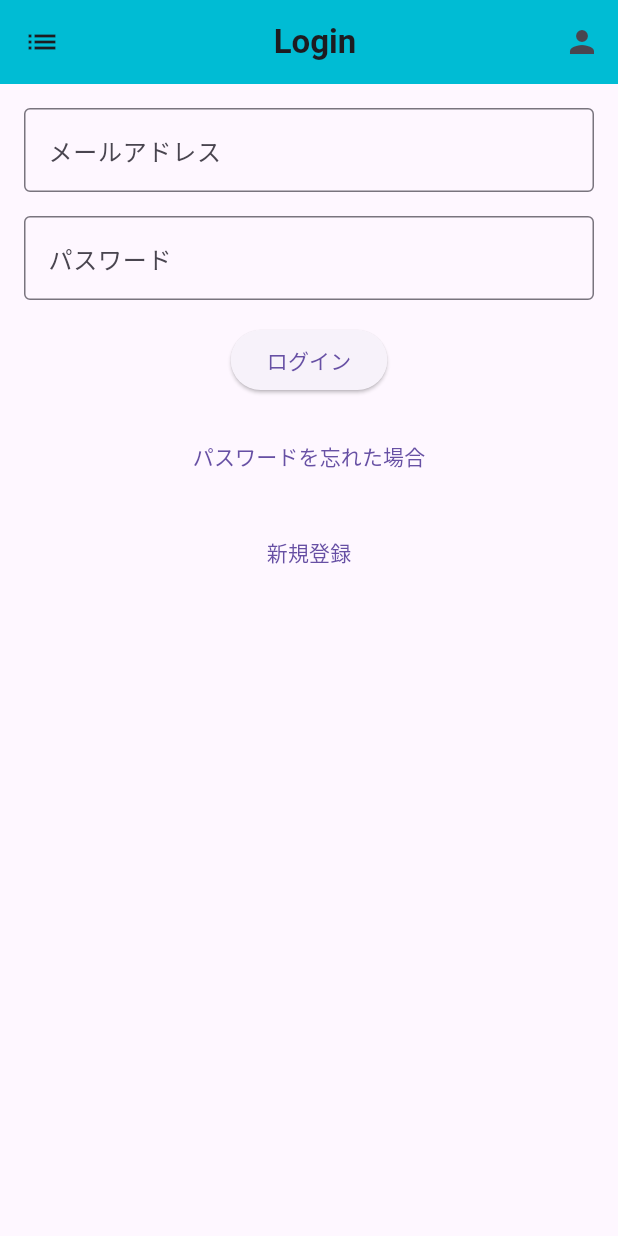
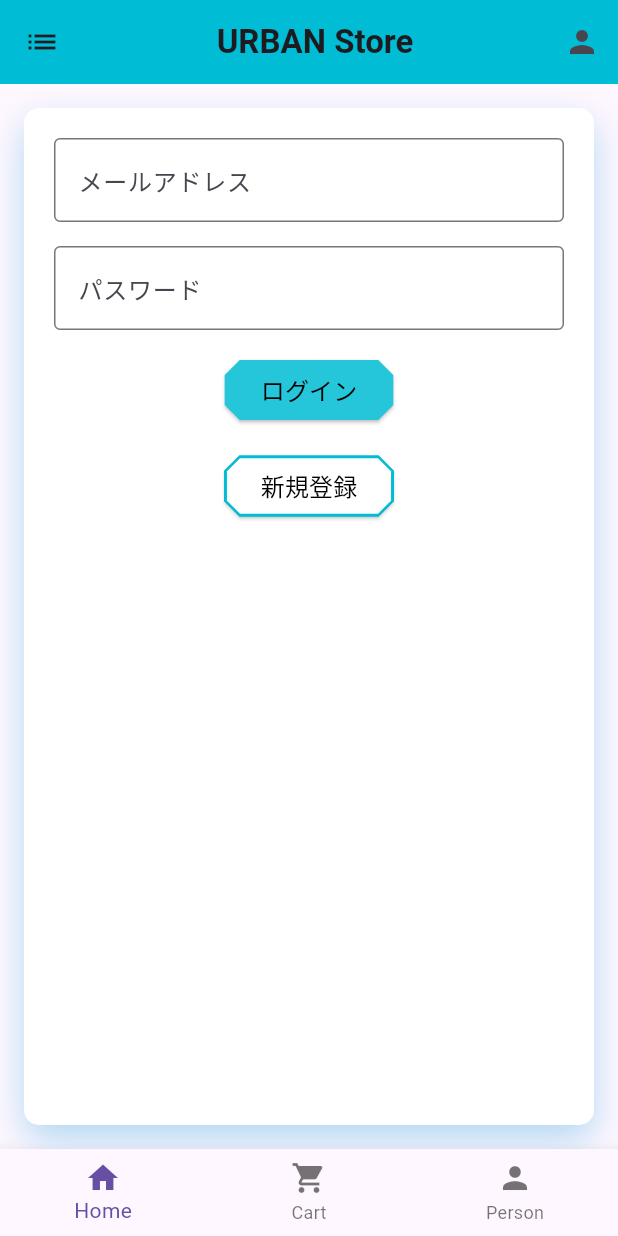
Before and after one commit to Shochan0713/UrbanStore, a Flutter app: the screen it shows after launch, on a phone screen of 412 x 824 dp. Run offline on Flutter 3.47's test engine with Material 3 defaults, Android fonts, the light colour scheme and no system bars; our stand-ins replace cloud_firestore, firebase_auth, firebase_core; accounts and stored records are empty.

Commit message:
デザインの修正

```diff
--- a/urbanstore/lib/view/cart_purchase_related/CartManagementScreen.dart
+++ b/urbanstore/lib/view/cart_purchase_related/CartManagementScreen.dart
@@ -14,7 +14,6 @@ class Cartmanagementscreen extends StatelessWidget {
   Widget build(BuildContext context) {
     return Scaffold(
       appBar: CustomAppBar(
-        title: 'UserRegistration',
         actions: [
           IconButton(
             onPressed: () {},
@@ -60,10 +59,6 @@ class Cartmanagementscreen extends StatelessWidget {
             ElevatedButton(
               child: const Text('購入する'),
               onPressed: () {
-                // 購入手続きの処理
-                ScaffoldMessenger.of(context).showSnackBar(const SnackBar(
-                  content: Text('購入が完了しました！'),
-                ));
                 Future.delayed(const Duration(seconds: 2), () {
                   Navigator.push(
                       context,
--- a/urbanstore/lib/view/product_related/ProductSearchFunctionScreen.dart
+++ b/urbanstore/lib/view/product_related/ProductSearchFunctionScreen.dart
@@ -6,6 +6,7 @@ import 'package:urbanstore/model/product.dart';
 import 'package:urbanstore/model/product_list.dart';
 import 'package:urbanstore/view/product_related/ItemDetailScreen.dart';
 import 'package:urbanstore/viewmodel/common/app_bar.dart';
+import 'package:urbanstore/viewmodel/common/bottom_navigation_bar.dart';
 import 'package:urbanstore/viewmodel/common/drawer.dart';
 
 class Productsearchfunctionscreen extends StatefulWidget {
@@ -42,7 +43,6 @@ class _ProductsearchfunctionscreenState
   Widget build(BuildContext context) {
     return Scaffold(
       appBar: CustomAppBar(
-        title: 'Home',
         actions: [
           IconButton(
             onPressed: () {},
@@ -51,6 +51,7 @@ class _ProductsearchfunctionscreenState
         ],
       ),
       drawer: const CustomDrawer(),
+      bottomNavigationBar: CustomBottomNavBar(currentIndex: null),
       body: Padding(
         padding: const EdgeInsets.all(16.0),
         child: Column(
--- a/urbanstore/lib/view/user_management/LoginScreen.dart
+++ b/urbanstore/lib/view/user_management/LoginScreen.dart
@@ -5,7 +5,9 @@ import 'package:flutter/material.dart';
 import 'package:urbanstore/view/product_related/HomeScreen.dart';
 import 'package:urbanstore/view/user_management/UserRegistrationScreen.dart';
 import 'package:urbanstore/viewmodel/common/app_bar.dart';
+import 'package:urbanstore/viewmodel/common/bottom_navigation_bar.dart';
 import 'package:urbanstore/viewmodel/common/drawer.dart';
+import 'package:urbanstore/viewmodel/common/textbutton.dart';
 
 class LoginScreen extends StatelessWidget {
   final TextEditingController _emailController = TextEditingController();
@@ -17,7 +19,6 @@ class LoginScreen extends StatelessWidget {
   Widget build(BuildContext context) {
     return Scaffold(
       appBar: CustomAppBar(
-        title: 'Login',
         actions: [
           IconButton(
             onPressed: () {},
@@ -26,8 +27,21 @@ class LoginScreen extends StatelessWidget {
         ],
       ),
       drawer: const CustomDrawer(),
+      bottomNavigationBar: CustomBottomNavBar(currentIndex: null),
       body: Padding(
         padding: const EdgeInsets.all(16.0),
+        child: Container(
+          padding: EdgeInsets.all(20),
+          decoration: BoxDecoration(
+            color: Colors.white,
+            borderRadius: BorderRadius.circular(10),
+            boxShadow: [
+              BoxShadow(
+                  color: Color.fromRGBO(0, 145, 212, 0.298),
+                  blurRadius: 20,
+                  offset: Offset(0, 10))
+            ],
+          ),
           child: Column(
             children: <Widget>[
               TextFormField(
@@ -48,7 +62,9 @@ class LoginScreen extends StatelessWidget {
                 obscureText: true,
               ),
               const SizedBox(height: 16.0),
-            ElevatedButton(
+              CustomButton(
+                index: 0,
+                label: 'ログイン',
                 onPressed: () async {
                   try {
                     final User? user = (await FirebaseAuth.instance
@@ -71,17 +87,11 @@ class LoginScreen extends StatelessWidget {
                     print(e);
                   }
                 },
-              child: const Text('ログイン'),
               ),
               const SizedBox(height: 16.0),
-            TextButton(
-              onPressed: () {
-                // パスワードリセット画面へ遷移
-              },
-              child: const Text('パスワードを忘れた場合'),
-            ),
-            const SizedBox(height: 16.0),
-            TextButton(
+              CustomButton(
+                index: 1,
+                label: '新規登録',
                 onPressed: () {
                   Navigator.push(
                     context,
@@ -90,9 +100,9 @@ class LoginScreen extends StatelessWidget {
                     ),
                   );
                 },
-              child: const Text('新規登録'),
               ),
             ],
+          ),
         ),
       ),
     );
--- a/urbanstore/lib/view/user_management/LogoutScreen.dart
+++ /dev/null
@@ -1 +0,0 @@
-// ignore_for_file: file_names
--- a/urbanstore/lib/view/user_management/RegistrationCompleateScreen.dart
+++ b/urbanstore/lib/view/user_management/RegistrationCompleateScreen.dart
@@ -12,7 +12,6 @@ class Registrationcompleatescreen extends StatelessWidget {
   Widget build(BuildContext context) {
     return Scaffold(
       appBar: CustomAppBar(
-        title: 'UserRegistration',
         actions: [
           IconButton(
             onPressed: () {},
--- a/urbanstore/lib/view/user_management/UserInfoRegistration.dart
+++ b/urbanstore/lib/view/user_management/UserInfoRegistration.dart
@@ -5,6 +5,8 @@ import 'package:firebase_auth/firebase_auth.dart';
 import 'package:flutter/material.dart';
 import 'package:urbanstore/model/address.dart';
 import 'package:urbanstore/model/user_info.dart' as user_model;
+import 'package:urbanstore/viewmodel/common/app_bar.dart';
+import 'package:urbanstore/viewmodel/common/bottom_navigation_bar.dart';
 import 'package:urbanstore/viewmodel/common/drawer.dart';
 
 class Userinforegistrationscreen extends StatefulWidget {
@@ -81,8 +83,16 @@ class _UserinforegistrationscreenState
   @override
   Widget build(BuildContext context) {
     return Scaffold(
-      appBar: AppBar(title: const Text('ユーザー情報登録')),
+      appBar: CustomAppBar(
+        actions: [
+          IconButton(
+            onPressed: () {},
+            icon: const Icon(Icons.home),
+          ),
+        ],
+      ),
       drawer: const CustomDrawer(),
+      bottomNavigationBar: CustomBottomNavBar(currentIndex: null),
       body: Padding(
         padding: const EdgeInsets.all(16.0),
         child: ListView(
--- a/urbanstore/lib/viewmodel/common/app_bar.dart
+++ b/urbanstore/lib/viewmodel/common/app_bar.dart
@@ -2,9 +2,8 @@ import 'package:flutter/material.dart';
 import 'package:urbanstore/view/user_management/UserInfo.dart';
 
 class CustomAppBar extends StatelessWidget implements PreferredSize {
-  final String title;
   final List<Widget> actions;
-  const CustomAppBar({super.key, required this.title, required this.actions});
+  const CustomAppBar({super.key, required this.actions});
 
   @override
   Widget build(BuildContext context) {
@@ -15,9 +14,9 @@ class CustomAppBar extends StatelessWidget implements PreferredSize {
           Scaffold.of(context).openDrawer();
         },
       ),
-      title: Center(
-          child:
-              Text(title, style: const TextStyle(fontWeight: FontWeight.bold))),
+      title: const Center(
+          child: Text('URBAN Store',
+              style: TextStyle(fontWeight: FontWeight.bold))),
       // actions: actions,
       actions: [
         IconButton(
--- /dev/null
+++ b/urbanstore/lib/viewmodel/common/textbutton.dart
@@ -0,0 +1,73 @@
+import 'package:flutter/material.dart';
+
+class CustomButton extends StatelessWidget {
+  final int index;
+  final String label;
+  final VoidCallback? onPressed;
+
+  const CustomButton(
+      {super.key,
+      required this.index,
+      required this.label,
+      required this.onPressed});
+
+  @override
+  Widget build(BuildContext context) {
+    final ButtonStyle buttonStyle;
+    switch (index) {
+      case 0:
+        buttonStyle = ElevatedButton.styleFrom(
+          backgroundColor: Colors.cyan[400],
+          foregroundColor: Colors.black,
+          shape: BeveledRectangleBorder(
+            borderRadius: BorderRadius.circular(10),
+          ),
+        );
+        break;
+      case 1:
+        buttonStyle = ElevatedButton.styleFrom(
+          backgroundColor: Colors.white,
+          foregroundColor: Colors.black,
+          shape: BeveledRectangleBorder(
+              borderRadius: BorderRadius.circular(10),
+              side: const BorderSide(color: Colors.cyan)),
+        );
+        break;
+      case 2:
+        buttonStyle = ElevatedButton.styleFrom(
+          backgroundColor: Colors.white,
+          foregroundColor: Colors.black,
+          shape: BeveledRectangleBorder(
+              // borderRadius: BorderRadius.circular(10),
+              side: const BorderSide(color: Colors.cyan)),
+        );
+        break;
+      case 3:
+        buttonStyle = ElevatedButton.styleFrom(
+          backgroundColor: Colors.cyan[400],
+          foregroundColor: Colors.black,
+          shape: BeveledRectangleBorder(
+            borderRadius: BorderRadius.circular(10),
+          ),
+        );
+        break;
+      default:
+        buttonStyle = ElevatedButton.styleFrom(
+          backgroundColor: Colors.cyan[400],
+          foregroundColor: Colors.black,
+          shape: BeveledRectangleBorder(
+            borderRadius: BorderRadius.circular(10),
+          ),
+        );
+        break;
+    }
+    return ElevatedButton(
+      style: buttonStyle,
+      onPressed: onPressed,
+      child: Text(
+        label,
+        style: const TextStyle(color: Colors.black, fontSize: 16.0),
+      ),
+    );
+  }
+}
```
Also changed, not shown: urbanstore/lib/view/cart_purchase_related/PurchaseCompleateScreen.dart (+12 -7 lines), urbanstore/lib/view/cart_purchase_related/PurchaseProcedureScreen.dart (+31 -7 lines), urbanstore/lib/view/order_management/OrderDetailDisplayScreen.dart (+13 -2 lines), urbanstore/lib/view/order_management/OrderHistoryDisplayScreen.dart (+17 -4 lines), urbanstore/lib/view/product_related/HomeScreen.dart (+10 -5 lines), urbanstore/lib/view/product_related/ItemDetailScreen.dart (+4 -3 lines), urbanstore/lib/view/user_management/UserInfo.dart (+49 -24 lines), urbanstore/lib/view/user_management/UserRegistrationScreen.dart (+15 -1 lines), urbanstore/lib/viewmodel/common/bottom_navigation_bar.dart (+36 -6 lines), urbanstore/lib/viewmodel/common/custom_card_button.dart (added, +49 -0 lines). Lines whose indentation alone changed are shown as unchanged.
